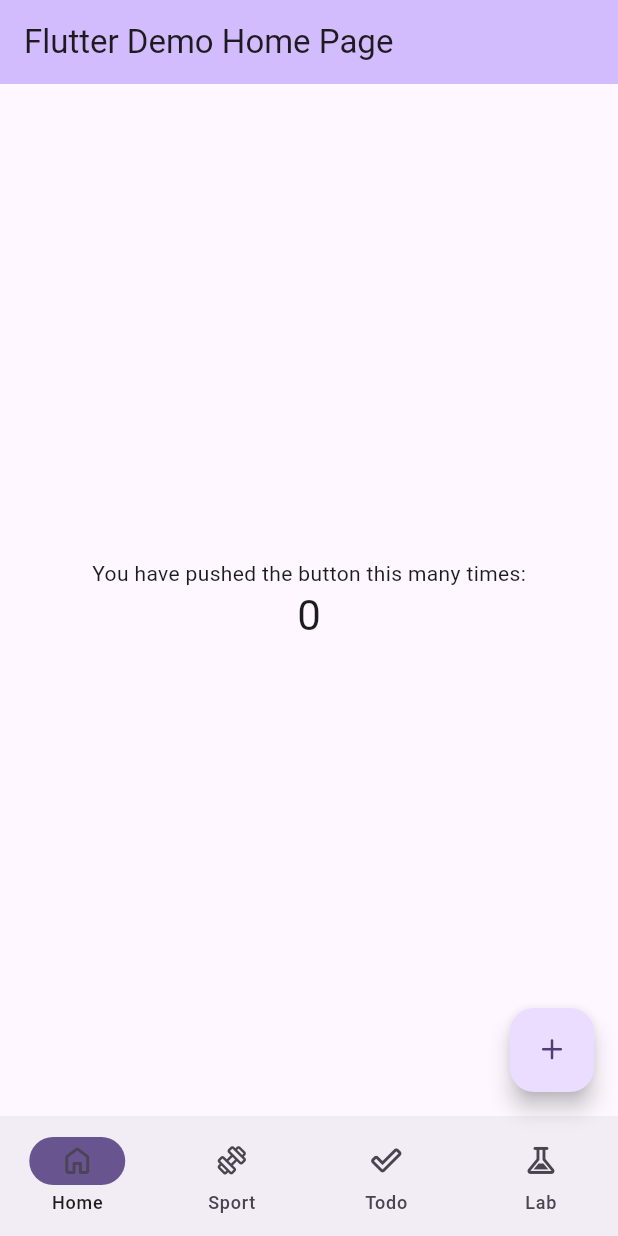
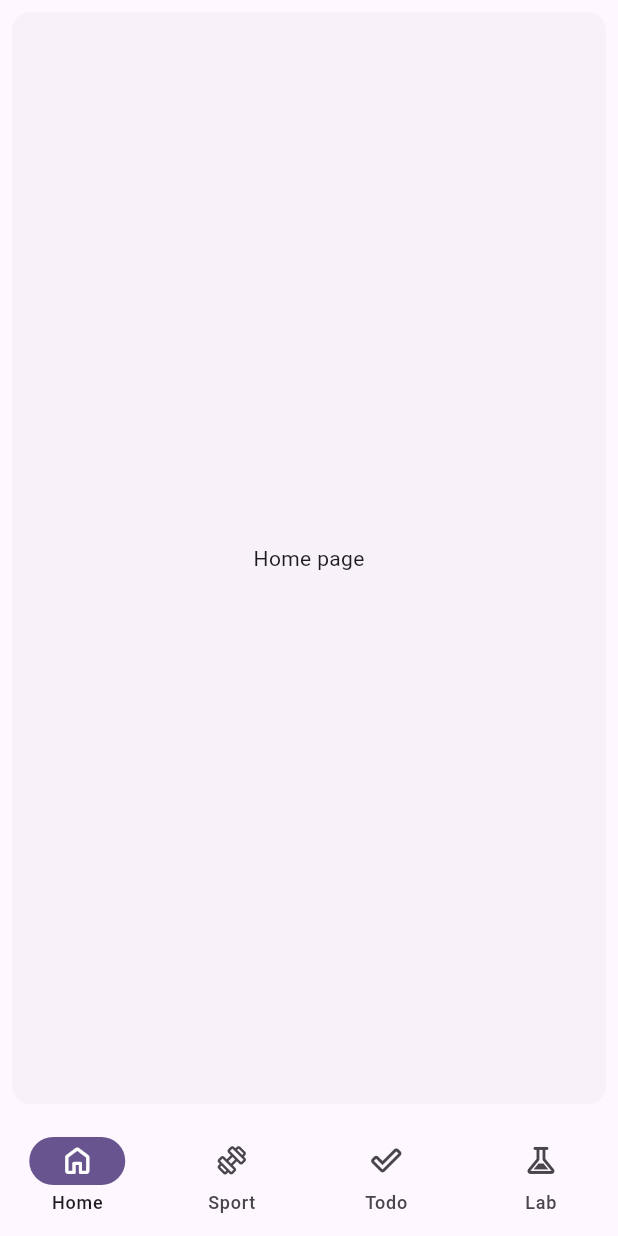
Before and after one commit to jan-kuwert/routine, a Flutter app: the screen it shows after launch, on a phone screen of 412 x 824 dp. Run offline on Flutter 3.47's test engine with Material 3 defaults, Android fonts, the light colour scheme and no system bars.

Commit message:
add sortapge and routing

```diff
--- a/lib/main.dart
+++ b/lib/main.dart
@@ -1,5 +1,6 @@
 import 'package:flutter/material.dart';
 import 'package:routine/routine_font_icons.dart';
+import 'package:routine/sport/sport_page.dart';
 
 void main() {
   runApp(const MyApp());
@@ -56,19 +57,7 @@
 }
 
 class _MyHomePageState extends State<MyHomePage> {
-  int _counter = 0;
   int currentPageIndex = 0;
-
-  void _incrementCounter() {
-    setState(() {
-      // This call to setState tells the Flutter framework that something has
-      // changed in this State, which causes it to rerun the build method below
-      // so that the display can reflect the updated values. If we changed
-      // _counter without calling setState(), then the build method would not be
-      // called again, and so nothing would appear to happen.
-      _counter++;
-    });
-  }
 
   @override
   Widget build(BuildContext context) {
@@ -79,49 +68,48 @@
     // fast, so that you can just rebuild anything that needs updating rather
     // than having to individually change instances of widgets.
     return Scaffold(
-      appBar: AppBar(
-        // TRY THIS: Try changing the color here to a specific color (to
-        // Colors.amber, perhaps?) and trigger a hot reload to see the AppBar
-        // change color while the other colors stay the same.
-        backgroundColor: Theme.of(context).colorScheme.inversePrimary,
-        // Here we take the value from the MyHomePage object that was created by
-        // the App.build method, and use it to set our appbar title.
-        title: Text(widget.title),
-      ),
-      body: Center(
-        // Center is a layout widget. It takes a single child and positions it
-        // in the middle of the parent.
-        child: Column(
-          // Column is also a layout widget. It takes a list of children and
-          // arranges them vertically. By default, it sizes itself to fit its
-          // children horizontally, and tries to be as tall as its parent.
-          //
-          // Column has various properties to control how it sizes itself and
-          // how it positions its children. Here we use mainAxisAlignment to
-          // center the children vertically; the main axis here is the vertical
-          // axis because Columns are vertical (the cross axis would be
-          // horizontal).
-          //
-          // TRY THIS: Invoke "debug painting" (choose the "Toggle Debug Paint"
-          // action in the IDE, or press "p" in the console), to see the
-          // wireframe for each widget.
-          mainAxisAlignment: MainAxisAlignment.center,
-          children: <Widget>[
-            const Text(
-              'You have pushed the button this many times:',
+      // appBar: AppBar(
+      //   // TRY THIS: Try changing the color here to a specific color (to
+      //   // Colors.amber, perhaps?) and trigger a hot reload to see the AppBar
+      //   // change color while the other colors stay the same.
+      //   backgroundColor: Theme.of(context).colorScheme.inversePrimary,
+      //   // Here we take the value from the MyHomePage object that was created by
+      //   // the App.build method, and use it to set our appbar title.
+      //   title: Text(widget.title),
+      // ),
+
+      body: <Widget>[
+        /// Home page
+        const Card(
+          shadowColor: Colors.transparent,
+          margin: EdgeInsets.all(8.0),
+          child: SizedBox.expand(
+            child: Center(
+              child: Text('Home page'),
             ),
-            Text(
-              '$_counter',
-              style: Theme.of(context).textTheme.headlineMedium,
+          ),
+        ),
+        const SportPage(),
+        const Card(
+          shadowColor: Colors.transparent,
+          margin: EdgeInsets.all(8.0),
+          child: SizedBox.expand(
+            child: Center(
+              child: Text('Todo page'),
             ),
-          ],
+          ),
         ),
-      ),
-      floatingActionButton: FloatingActionButton(
-        onPressed: _incrementCounter,
-        tooltip: 'Increment',
-        child: const Icon(RoutineFont.add),
-      ), // This trailing comma makes auto-formatting nicer for build methods.
+        const Card(
+          shadowColor: Colors.transparent,
+          margin: EdgeInsets.all(8.0),
+          child: SizedBox.expand(
+            child: Center(
+              child: Text('Lab page'),
+            ),
+          ),
+        ),
+      ][currentPageIndex],
+
       bottomNavigationBar: NavigationBar(
         onDestinationSelected: (int index) {
           setState(() {
@@ -129,22 +117,27 @@
           });
         },
         indicatorColor: Theme.of(context).colorScheme.primary,
+        backgroundColor: Theme.of(context).colorScheme.surface,
         selectedIndex: currentPageIndex,
         destinations: const <Widget>[
           NavigationDestination(
             icon: Icon(RoutineFont.home),
+            selectedIcon: Icon(RoutineFont.home, color: Colors.white),
             label: 'Home',
           ),
           NavigationDestination(
             icon: Icon(RoutineFont.exercise),
+            selectedIcon: Icon(RoutineFont.exercise, color: Colors.white),
             label: 'Sport',
           ),
           NavigationDestination(
             icon: Icon(RoutineFont.done_outline),
+            selectedIcon: Icon(RoutineFont.done_outline, color: Colors.white),
             label: 'Todo',
           ),
-           NavigationDestination(
+          NavigationDestination(
             icon: Icon(RoutineFont.experiment),
+            selectedIcon: Icon(RoutineFont.experiment, color: Colors.white),
             label: 'Lab',
           ),
         ],
--- /dev/null
+++ b/lib/sport/sport_page.dart
@@ -0,0 +1,41 @@
+import 'package:flutter/material.dart';
+import 'package:routine/routine_font_icons.dart';
+
+class SportPage extends StatefulWidget {
+  const SportPage({super.key});
+
+  @override
+  State<SportPage> createState() => _SportPageState();
+}
+
+class _SportPageState extends State<SportPage> {
+  int _counter = 0;
+
+  void _incrementCounter() {
+    setState(() {
+      // This call to setState tells the Flutter framework that something has
+      // changed in this State, which causes it to rerun the build method below
+      // so that the display can reflect the updated values. If we changed
+      // _counter without calling setState(), then the build method would not be
+      // called again, and so nothing would appear to happen.
+      _counter++;
+    });
+  }
+
+  @override
+  Widget build(BuildContext context) {
+    return Scaffold(
+      appBar: AppBar(
+        title: const Text('Sport Page'),
+      ),
+      body: const Center(
+        child: Text('Sport Page'),
+      ),
+      floatingActionButton: FloatingActionButton(
+        onPressed: _incrementCounter,
+        tooltip: 'Increment',
+        child: const Icon(RoutineFont.add),
+      ), // This trailing comma makes auto-formatting nicer for build methods.
+    );
+  }
+}
--- a/pubspec.yaml
+++ b/pubspec.yaml
@@ -44,7 +44,7 @@
   # activated in the `analysis_options.yaml` file located at the root of your
   # package. See that file for information about deactivating specific lint
   # rules and activating additional ones.
-  flutter_lints: ^3.0.0
+  flutter_lints: ^4.0.0
 
 # For information on the generic Dart part of this file, see the
 # following page: https://dart.dev/tools/pub/pubspec
```
Also changed, not shown: pubspec.lock.
